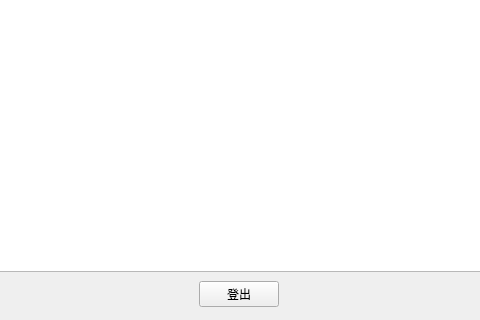
The window that ui/originalUIFile/adminHome.ui (AngXue/stuCour-SelMS) describes before a commit, drawn with Qt 5; both pictures show x 195 to 675 and y 380 to 700 of the 869 by 700 pixel window.
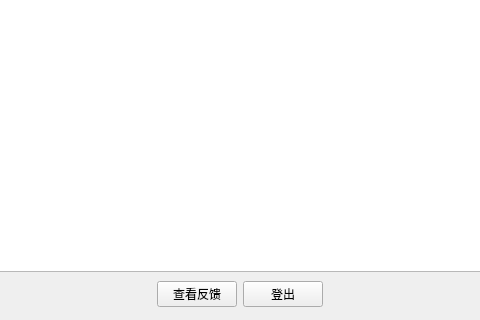
The same window after the commit.

What changed in the file:
```diff
--- a/ui/originalUIFile/adminHome.ui
+++ b/ui/originalUIFile/adminHome.ui
@@ -182,7 +182,14 @@
       </property>
      </widget>
     </item>
-    <item alignment="Qt::AlignHCenter">
+    <item alignment="Qt::AlignRight">
+     <widget class="QPushButton" name="getFeedBack">
+      <property name="text">
+       <string>查看反馈</string>
+      </property>
+     </widget>
+    </item>
+    <item alignment="Qt::AlignLeft">
      <widget class="QPushButton" name="logOutButton">
       <property name="text">
        <string>登出</string>
```
